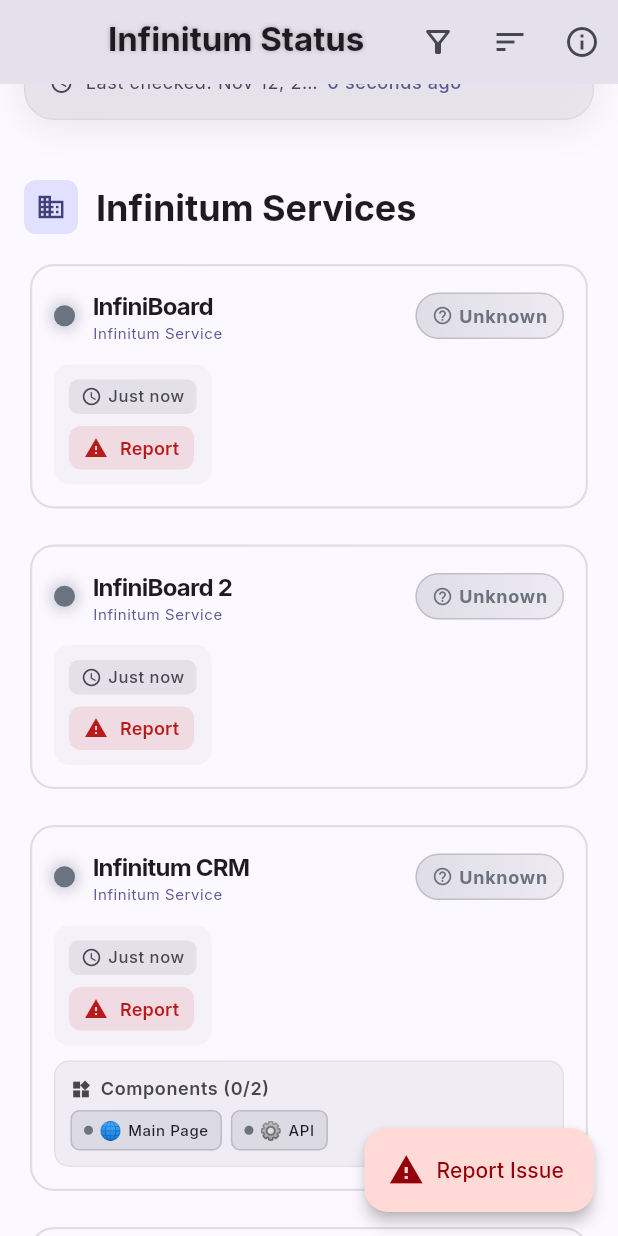
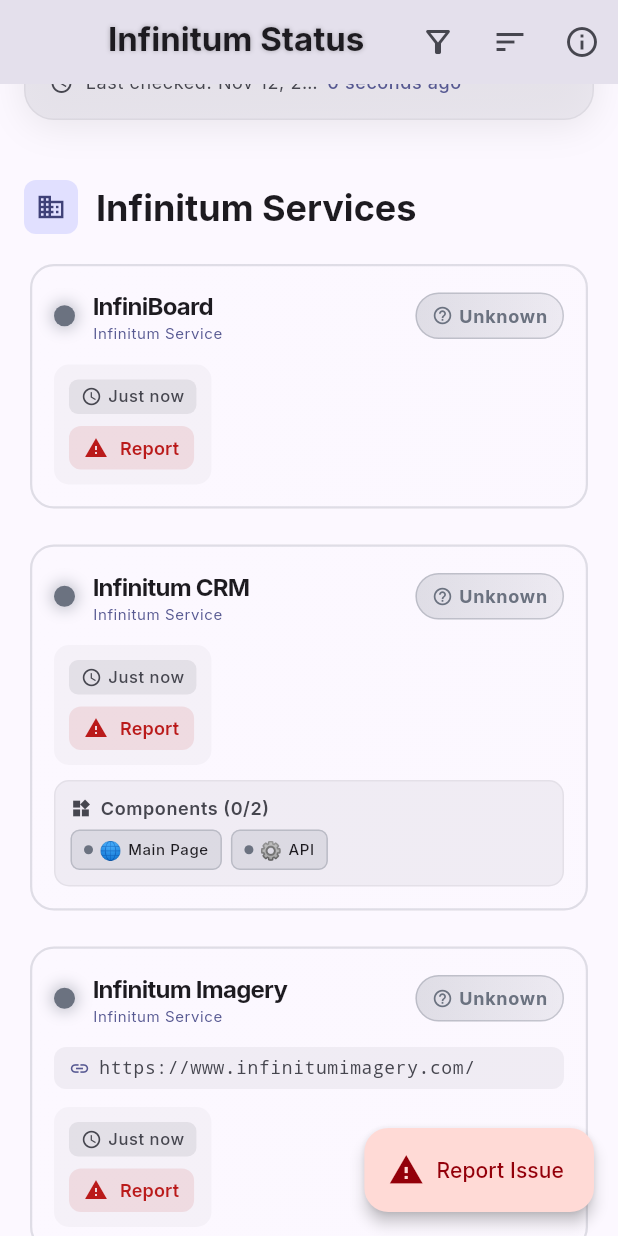
Before and after one commit to jrftw/Infinitum_Down_Detector, a Flutter app: the screen it shows after launch, scrolled down 576 dp, on a phone screen of 412 x 824 dp. Run offline on Flutter 3.47's test engine with Material 3 defaults, Android fonts, the phone set to English and light mode, and no system bars; our stand-ins replace cloud_firestore, dio, firebase_auth, firebase_core, google_fonts, shared_preferences; accounts and stored records are empty; generated files the repository leaves out were written again.

Commit message:
Remove old InfiniBoard and rename InfiniBoard 2 to InfiniBoard

```diff
--- a/lib/core/config.dart
+++ b/lib/core/config.dart
@@ -261,7 +261,6 @@ const String CORS_PROXY_FALLBACK_URL = 'https://corsproxy.io/?';
 const Set<String> HIDDEN_URL_SERVICE_IDS = {
   'infinitum-crm',
   'infinitum-board',
-  'infinitum-board-2',
 };
 
 /// Checks if a service's URL should be hidden from public display
--- a/lib/providers/service_status_provider.dart
+++ b/lib/providers/service_status_provider.dart
@@ -199,12 +199,6 @@ class ServiceStatusProvider with ChangeNotifier {
       ServiceStatus.initial(
         id: 'infinitum-board',
         name: 'InfiniBoard',
-        url: 'https://iboard.duckdns.org/',
-        type: ServiceType.infinitum,
-      ),
-      ServiceStatus.initial(
-        id: 'infinitum-board-2',
-        name: 'InfiniBoard 2',
         url: 'https://iboard2--infinitum-dashboard.us-east4.hosted.app/',
         type: ServiceType.infinitum,
       ),
```
Also changed, not shown: 2 other files.
